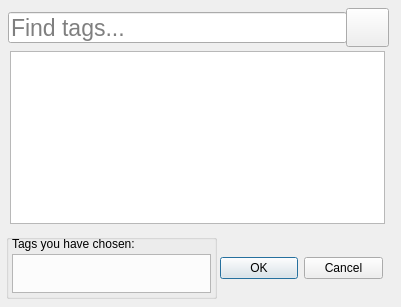
The window that tagchoose.ui (AnhHuy13/KonachanWallpaper) describes before a commit, drawn with Qt 5.
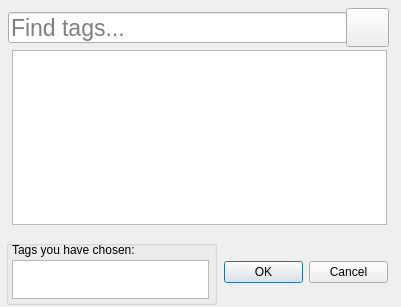
The same window after the commit. The open tabs and pages were chosen to show the change. Icons and pictures are not drawn.

Commit message: Add more features, complete the Tag Choose dialog

Patch:
```diff
--- a/tagchoose.ui
+++ b/tagchoose.ui
@@ -31,19 +31,6 @@
     <string>Find tags...</string>
    </property>
   </widget>
-  <widget class="QTextEdit" name="txtChosenTags">
-   <property name="geometry">
-    <rect>
-     <x>12</x>
-     <y>254</y>
-     <width>199</width>
-     <height>39</height>
-    </rect>
-   </property>
-   <property name="readOnly">
-    <bool>true</bool>
-   </property>
-  </widget>
   <widget class="QPushButton" name="searchBtn">
    <property name="geometry">
     <rect>
@@ -74,7 +61,7 @@
    <property name="geometry">
     <rect>
      <x>6</x>
-     <y>234</y>
+     <y>240</y>
      <width>211</width>
      <height>65</height>
     </rect>
@@ -95,33 +82,76 @@
      <string>Tags you have chosen:</string>
     </property>
    </widget>
+   <widget class="QListWidget" name="listWidget">
+    <property name="geometry">
+     <rect>
+      <x>6</x>
+      <y>20</y>
+      <width>197</width>
+      <height>39</height>
+     </rect>
+    </property>
+   </widget>
   </widget>
-  <widget class="QDialogButtonBox" name="dialogBtn">
+  <widget class="QStackedWidget" name="stackedWidget">
    <property name="geometry">
     <rect>
-     <x>220</x>
-     <y>252</y>
-     <width>163</width>
+     <x>10</x>
+     <y>50</y>
+     <width>377</width>
+     <height>177</height>
+    </rect>
+   </property>
+   <property name="currentIndex">
+    <number>0</number>
+   </property>
+   <widget class="QWidget" name="loading">
+    <widget class="QProgressBar" name="progressBar">
+     <property name="geometry">
+      <rect>
+       <x>64</x>
+       <y>80</y>
+       <width>261</width>
+       <height>23</height>
+      </rect>
+     </property>
+     <property name="value">
+      <number>24</number>
+     </property>
+    </widget>
+   </widget>
+   <widget class="QWidget" name="table">
+    <widget class="QTableWidget" name="tableWidget">
+     <property name="geometry">
+      <rect>
+       <x>2</x>
+       <y>0</y>
+       <width>375</width>
+       <height>175</height>
+      </rect>
+     </property>
+     <attribute name="horizontalHeaderVisible">
+      <bool>false</bool>
+     </attribute>
+     <attribute name="verticalHeaderVisible">
+      <bool>false</bool>
+     </attribute>
+    </widget>
+   </widget>
+  </widget>
+  <widget class="QDialogButtonBox" name="buttonBox">
+   <property name="geometry">
+    <rect>
+     <x>224</x>
+     <y>256</y>
+     <width>164</width>
      <height>32</height>
     </rect>
    </property>
-   <property name="orientation">
-    <enum>Qt::Horizontal</enum>
-   </property>
    <property name="standardButtons">
     <set>QDialogButtonBox::Cancel|QDialogButtonBox::Ok</set>
    </property>
   </widget>
-  <widget class="QTableWidget" name="tableWidget">
-   <property name="geometry">
-    <rect>
-     <x>10</x>
-     <y>51</y>
-     <width>375</width>
-     <height>173</height>
-    </rect>
-   </property>
-  </widget>
  </widget>
  <resources>
   <include location="Resources.qrc"/>
```
The commit also changes 12 other files.
